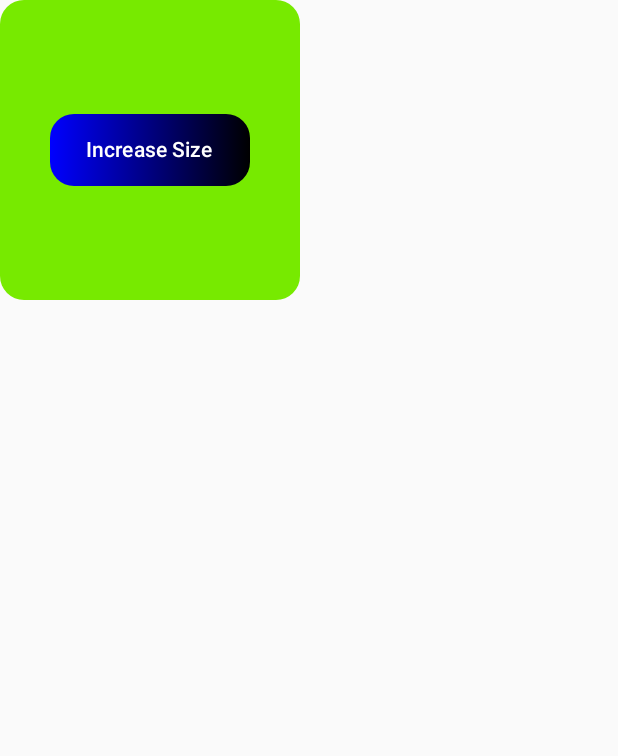
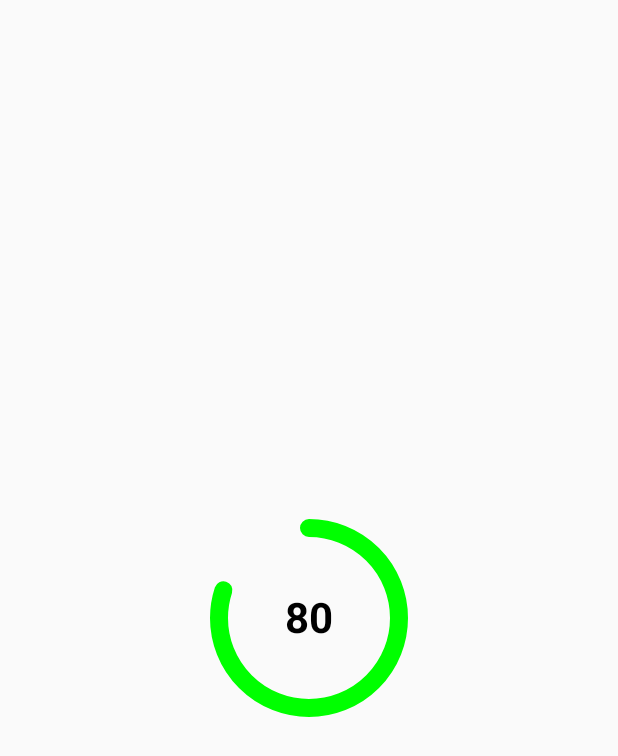
Before and after one commit to AyushPushpkar/JetpackIntro, an Android app built with Jetpack Compose: the screen it shows after launch (SimpleAnimActivity before the commit, CircularProgressBarActivity after it), on a phone screen of 412 x 824 dp. Shown: the top 756 px of the screen. Run offline under Robolectric (Android 15) with nearby library versions, the phone set to English and light mode, and no system bars.

Commit message:
progress bar compose

```diff
--- a/app/src/main/AndroidManifest.xml
+++ b/app/src/main/AndroidManifest.xml
@@ -13,7 +13,7 @@
         android:theme="@style/Theme.JetPackIntro"
         tools:targetApi="31">
         <activity
-            android:name=".SimpleAnimActivity"
+            android:name=".CircularProgressBarActivity"
             android:exported="true"
             android:theme="@style/Theme.JetPackIntro">
         <intent-filter>
@@ -24,10 +24,14 @@
     </activity>
 
         <activity
+            android:name=".SimpleAnimActivity"
+            android:exported="true"
+            android:theme="@style/Theme.JetPackIntro" />
+
+        <activity
             android:name=".ConstraintLayoutActivity"
             android:exported="true"
             android:theme="@style/Theme.JetPackIntro" />
-
         <activity
             android:name=".ListActivity"
             android:exported="true"
--- /dev/null
+++ b/app/src/main/java/com/example/jetpackintro/CircularProgressBarActivity.kt
@@ -0,0 +1,90 @@
+package com.example.jetpackintro
+
+import android.os.Bundle
+import androidx.activity.ComponentActivity
+import androidx.activity.compose.setContent
+import androidx.activity.enableEdgeToEdge
+import androidx.compose.animation.core.animateFloatAsState
+import androidx.compose.animation.core.tween
+import androidx.compose.foundation.Canvas
+import androidx.compose.foundation.layout.Box
+import androidx.compose.foundation.layout.fillMaxSize
+import androidx.compose.foundation.layout.size
+import androidx.compose.material3.Text
+import androidx.compose.runtime.Composable
+import androidx.compose.runtime.mutableStateOf
+import androidx.compose.runtime.*
+import androidx.compose.ui.Alignment
+import androidx.compose.ui.Modifier
+import androidx.compose.ui.graphics.Color
+import androidx.compose.ui.graphics.StrokeCap
+import androidx.compose.ui.graphics.drawscope.Stroke
+import androidx.compose.ui.text.font.FontWeight
+import androidx.compose.ui.unit.Dp
+import androidx.compose.ui.unit.TextUnit
+import androidx.compose.ui.unit.dp
+import androidx.compose.ui.unit.sp
+
+class CircularProgressBarActivity : ComponentActivity() {
+    override fun onCreate(savedInstanceState: Bundle?) {
+        super.onCreate(savedInstanceState)
+        enableEdgeToEdge()
+        setContent {
+            Box(
+                contentAlignment = Alignment.Center,
+                modifier = Modifier.fillMaxSize()
+            ) {
+                CircularProgressBar(percentage = 0.8f, number = 100 , strokeWidth = 12.dp , radius = 60.dp)
+            }
+        }
+    }
+
+    @Composable
+    fun CircularProgressBar(
+        percentage: Float,
+        number: Int,
+        fontSize: TextUnit = 28.sp,
+        radius: Dp = 50.dp,
+        color: Color = Color.Green,
+        strokeWidth: Dp = 8.dp,
+        animDuration: Int = 1000,
+        animDelay: Int = 0,
+    ) {
+        var animationPlayed by remember {
+            mutableStateOf(false)
+        }
+        val currentPercentage = animateFloatAsState(
+            targetValue = if (animationPlayed) percentage else 0f,
+            animationSpec = tween(
+                delayMillis = animDelay,
+                durationMillis = animDuration
+            )
+        )
+
+        LaunchedEffect(key1 = true) {  //only gets triggered for first composition
+            animationPlayed = true
+        }
+
+        Box(
+            modifier = Modifier.size(radius * 2f),
+            contentAlignment = Alignment.Center
+        ) {
+            Canvas(modifier = Modifier.size(radius * 2f)) {
+                drawArc(
+                    color = color,
+                    -90f,
+                    360 * currentPercentage.value,
+                    useCenter = false,  // no pie
+                    style = Stroke(strokeWidth.toPx(), cap = StrokeCap.Round)
+                )
+            }
+
+            Text(
+                text = (currentPercentage.value * number).toInt().toString(),
+                color = Color.Black,
+                fontSize = fontSize,
+                fontWeight = FontWeight.Bold
+            )
+        }
+    }
+}
--- a/app/src/main/java/com/example/jetpackintro/SimpleAnimActivity.kt
+++ b/app/src/main/java/com/example/jetpackintro/SimpleAnimActivity.kt
@@ -8,6 +8,7 @@ import androidx.compose.animation.animateColor
 import androidx.compose.animation.core.FastOutSlowInEasing
 import androidx.compose.animation.core.InfiniteRepeatableSpec
 import androidx.compose.animation.core.LinearEasing
+import androidx.compose.animation.core.RepeatMode
 import androidx.compose.animation.core.Spring
 import androidx.compose.animation.core.animateDpAsState
 import androidx.compose.animation.core.keyframes
@@ -47,7 +48,7 @@ class SimpleAnimActivity : ComponentActivity() {
                 tween(
                     durationMillis = 3000 ,
                     delayMillis = 100 , // anim delay
-                    easing = androidx.compose.animation.core.FastOutSlowInEasing
+                    easing = FastOutSlowInEasing
                 ), label = ""
 //                spring(
 //                    Spring.DampingRatioHighBouncy ,
@@ -67,7 +68,7 @@ class SimpleAnimActivity : ComponentActivity() {
                 targetValue = Color.Green,
                 animationSpec = InfiniteRepeatableSpec(
                     tween(durationMillis = 2000),
-                    repeatMode = androidx.compose.animation.core.RepeatMode.Reverse
+                    repeatMode = RepeatMode.Reverse
                 ),
                 label = ""
             )
--- a/app/src/main/res/values/strings.xml
+++ b/app/src/main/res/values/strings.xml
@@ -6,6 +6,7 @@
     <string name="title_activity_constraint_layout">ConstraintLayoutActivity</string>
     <string name="title_activity_effect_handlers">EffectHandlersActivity</string>
     <string name="title_activity_simple_anim">SimpleAnimActivity</string>
+    <string name="title_activity_circular_progress_bar">CircularProgressBarActivity</string>
     <!--    <string name="title_activity_main2">MainActivity2</string>-->
     <!--    <string name="title_activity_row_column">RowColumnActivity</string>-->
     <!--    <string name="title_activity_image_card">ImageCardActivity</string>-->
```
Lines whose indentation alone changed are shown as unchanged.
